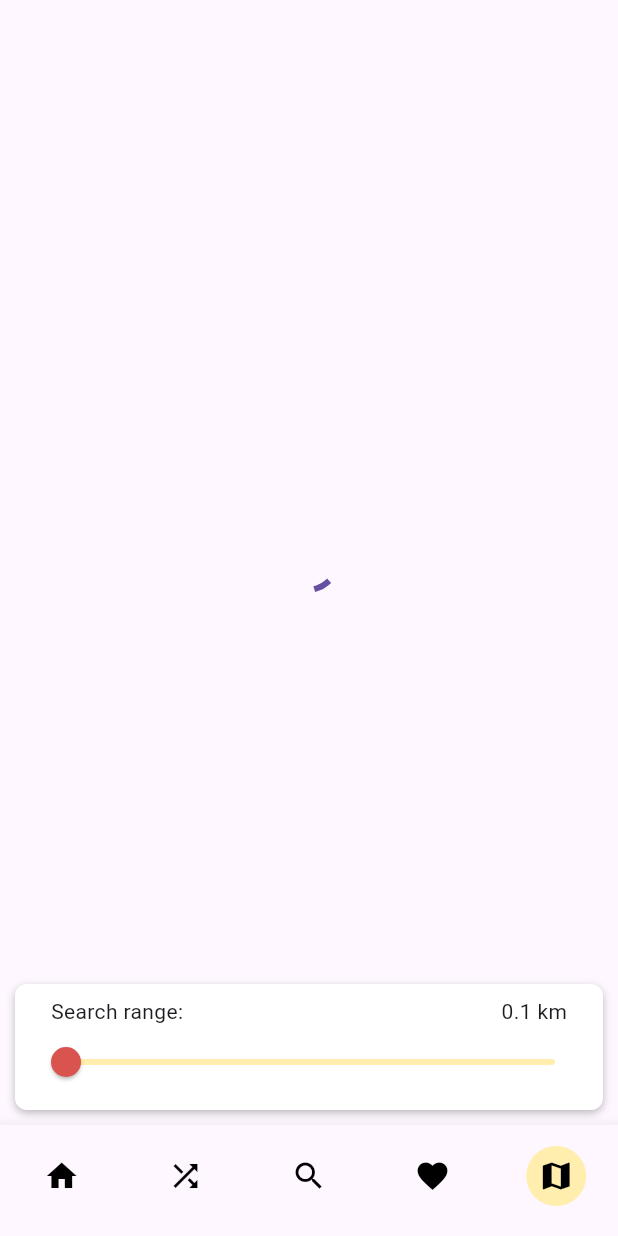
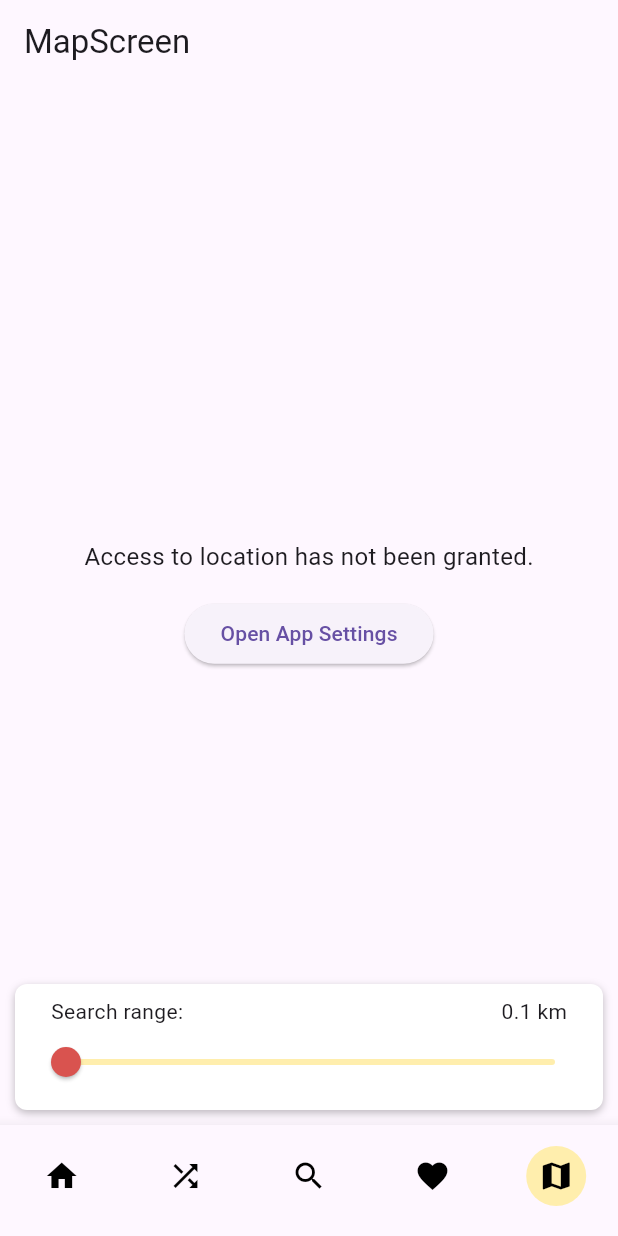
Before and after one commit to EQUIPO-11-CONSTR-APLIC-MOVILES/Team-11-Flutter, a Flutter app: the screen it shows after launch, item 5 of the bottom bar chosen, on a phone screen of 412 x 824 dp. Run offline on Flutter 3.47's test engine with Material 3 defaults, Android fonts, the phone set to English and light mode, and no system bars; our stand-ins replace google_maps_flutter, location.

Commit message:
Location request screen

```diff
--- a/lib/viewmodels/map_viewmodel.dart
+++ b/lib/viewmodels/map_viewmodel.dart
@@ -2,6 +2,7 @@ import 'package:flutter/material.dart';
 import 'package:google_maps_flutter/google_maps_flutter.dart';
 import 'package:location/location.dart';
 import 'package:restau/models/map_state.dart';
+import 'package:url_launcher/url_launcher.dart';
 
 class MapViewModel extends ChangeNotifier {
   MapState _state = MapState();
@@ -67,4 +68,8 @@ class MapViewModel extends ChangeNotifier {
     );
     notifyListeners();
   }
+
+  Future<void> openAppSettings() async {
+    await launchUrl(Uri.parse('app-settings:'));
+  }
 }
--- a/lib/views/map_screen.dart
+++ b/lib/views/map_screen.dart
@@ -10,12 +10,31 @@ class MapScreen extends StatelessWidget {
   Widget build(BuildContext context) {
     return ChangeNotifierProvider(
       create: (_) => MapViewModel(),
-      child: Stack(
+      child: Scaffold(
+        appBar: AppBar(
+          title: const Text('MapScreen'),
+        ),
+        body: Stack(
           children: [
             Consumer<MapViewModel>(
               builder: (context, viewModel, child) {
                 if (!viewModel.state.permissionsGranted) {
-                return const Center(child: CircularProgressIndicator());
+                  return Center(
+                    child: Column(
+                      mainAxisAlignment: MainAxisAlignment.center,
+                      children: [
+                        const Text(
+                          'Access to location has not been granted.',
+                          style: TextStyle(fontSize: 16.0),
+                        ),
+                        const SizedBox(height: 16.0),
+                        ElevatedButton(
+                          onPressed: viewModel.openAppSettings, // Call ViewModel method
+                          child: const Text('Open App Settings'),
+                        ),
+                      ],
+                    ),
+                  );
                 }
                 return GoogleMap(
                   initialCameraPosition: CameraPosition(
@@ -29,13 +48,12 @@ class MapScreen extends StatelessWidget {
                       circleId: const CircleId('circle'),
                       center: viewModel.state.circleLocation,
                       radius: viewModel.state.circleRadius * 1000, // Convert km to meters
-                    fillColor: Colors.blue.withOpacity(0.2),
+                      fillColor: Colors.blue.withOpacity(0.5),
                       strokeColor: Colors.blue,
                       strokeWidth: 1,
                     ),
                   },
-                buildingsEnabled: false,
-                // Add markers for restaurants if needed
+                  // TODO Add markers for each restaurant
                 );
               },
             ),
@@ -61,7 +79,7 @@ class MapScreen extends StatelessWidget {
                     child: Column(
                       children: [
                         Padding(
-                        padding: const EdgeInsets.symmetric(horizontal: 16.0), // Adjust the padding as needed
+                          padding: const EdgeInsets.symmetric(horizontal: 16.0),
                           child: Row(
                             mainAxisAlignment: MainAxisAlignment.spaceBetween,
                             children: [
@@ -90,6 +108,7 @@ class MapScreen extends StatelessWidget {
             ),
           ],
         ),
+      ),
     );
   }
 }
--- a/pubspec.yaml
+++ b/pubspec.yaml
@@ -34,6 +34,7 @@ dependencies:
   provider: ^6.0.0
   google_sign_in: ^5.0.0
   permission_handler: ^10.0.0
+  url_launcher: ^6.0.20
 
 
   # The following adds the Cupertino Icons font to your application.
```
Also changed, not shown: pubspec.lock, 4 other files. Lines whose indentation alone changed are shown as unchanged.
